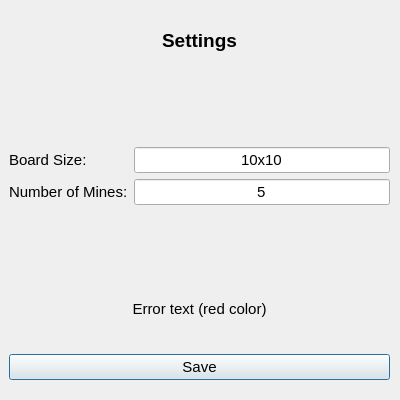
BogdanVeligorskyi/Minesweeper_Qt, file settingswindow.ui: the form before one commit.
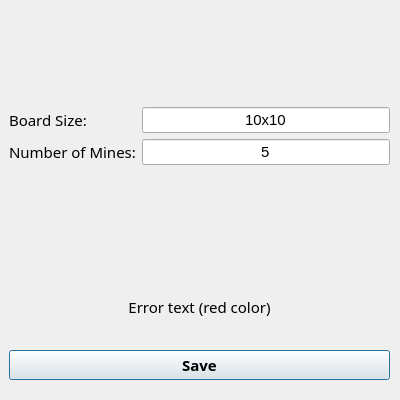
The form after the commit.

Commit message: Added window size optimization

What changed in the file:
```diff
--- a/settingswindow.ui
+++ b/settingswindow.ui
@@ -13,42 +13,13 @@
   <property name="windowTitle">
    <string>Minesweeper - Settings</string>
   </property>
-  <widget class="QWidget" name="verticalLayoutWidget">
-   <property name="geometry">
-    <rect>
-     <x>9</x>
-     <y>0</y>
-     <width>381</width>
-     <height>80</height>
-    </rect>
-   </property>
-   <layout class="QVBoxLayout" name="verticalLayout">
-    <item>
-     <widget class="QLabel" name="label">
-      <property name="font">
-       <font>
-        <pointsize>14</pointsize>
-        <weight>75</weight>
-        <bold>true</bold>
-       </font>
-      </property>
-      <property name="text">
-       <string>Settings</string>
-      </property>
-      <property name="alignment">
-       <set>Qt::AlignCenter</set>
-      </property>
-     </widget>
-    </item>
-   </layout>
-  </widget>
   <widget class="QWidget" name="formLayoutWidget">
    <property name="geometry">
     <rect>
      <x>9</x>
-     <y>90</y>
+     <y>10</y>
      <width>381</width>
-     <height>171</height>
+     <height>251</height>
     </rect>
    </property>
    <layout class="QFormLayout" name="formLayout">
@@ -62,9 +33,8 @@
      <widget class="QLabel" name="labelBoard">
       <property name="font">
        <font>
+        <family>MV Boli</family>
         <pointsize>11</pointsize>
-        <weight>50</weight>
-        <bold>false</bold>
        </font>
       </property>
       <property name="text">
@@ -91,9 +61,8 @@
      <widget class="QLabel" name="labelNumberOfMines">
       <property name="font">
        <font>
+        <family>MV Boli</family>
         <pointsize>11</pointsize>
-        <weight>50</weight>
-        <bold>false</bold>
        </font>
       </property>
       <property name="text">
@@ -132,6 +101,7 @@
      <widget class="QLabel" name="labelErrorText">
       <property name="font">
        <font>
+        <family>MV Boli</family>
         <pointsize>11</pointsize>
        </font>
       </property>
@@ -147,7 +117,10 @@
      <widget class="QPushButton" name="pushSaveButton">
       <property name="font">
        <font>
+        <family>MV Boli</family>
         <pointsize>11</pointsize>
+        <weight>75</weight>
+        <bold>true</bold>
        </font>
       </property>
       <property name="text">
```
The commit also changes 3 other files.
